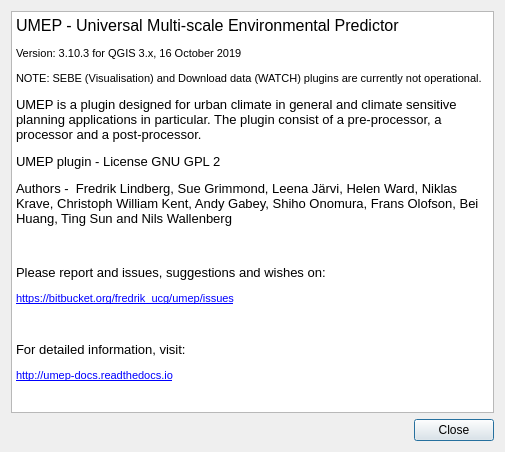
Before: the Qt Designer form UMEP_about.ui in UMEP-dev/UMEP, drawn with Qt 5.
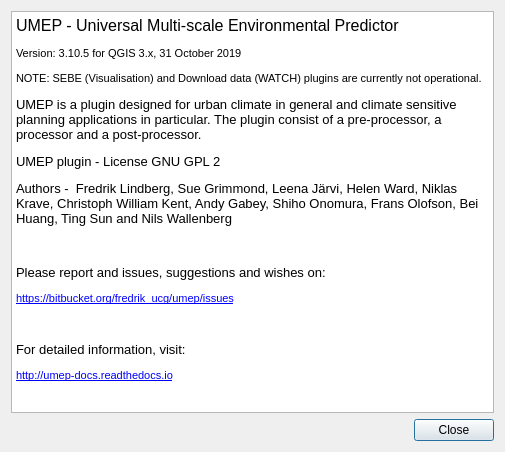
After: the same form once the commit is applied.

Diff of the .ui file:
```diff
--- a/UMEP_about.ui
+++ b/UMEP_about.ui
@@ -31,7 +31,7 @@
 p, li { white-space: pre-wrap; }
 &lt;/style&gt;&lt;/head&gt;&lt;body style=&quot; font-family:'MS Shell Dlg 2'; font-size:8.25pt; font-weight:400; font-style:normal;&quot;&gt;
 &lt;p style=&quot; margin-top:0px; margin-bottom:0px; margin-left:0px; margin-right:0px; -qt-block-indent:0; text-indent:0px;&quot;&gt;&lt;span style=&quot; font-size:12pt;&quot;&gt;UMEP - Universal Multi-scale Environmental Predictor &lt;/span&gt;&lt;/p&gt;
-&lt;p style=&quot; margin-top:12px; margin-bottom:12px; margin-left:0px; margin-right:0px; -qt-block-indent:0; text-indent:0px;&quot;&gt;&lt;span style=&quot; font-size:8pt;&quot;&gt;Version: 3.10.3 for QGIS 3.x, 16 October 2019&lt;/span&gt;&lt;/p&gt;
+&lt;p style=&quot; margin-top:12px; margin-bottom:12px; margin-left:0px; margin-right:0px; -qt-block-indent:0; text-indent:0px;&quot;&gt;&lt;span style=&quot; font-size:8pt;&quot;&gt;Version: 3.10.5 for QGIS 3.x, 31 October 2019&lt;/span&gt;&lt;/p&gt;
 &lt;p style=&quot; margin-top:12px; margin-bottom:12px; margin-left:0px; margin-right:0px; -qt-block-indent:0; text-indent:0px;&quot;&gt;&lt;span style=&quot; font-size:8pt;&quot;&gt;NOTE: SEBE (Visualisation) and Download data (WATCH) plugins are currently not operational.&lt;/span&gt;&lt;/p&gt;
 &lt;p style=&quot; margin-top:12px; margin-bottom:12px; margin-left:0px; margin-right:0px; -qt-block-indent:0; text-indent:0px;&quot;&gt;&lt;span style=&quot; font-size:10pt;&quot;&gt;UMEP is a plugin designed for urban climate in general and climate sensitive planning applications in particular. The plugin consist of a pre-processor, a processor and a post-processor.&lt;/span&gt;&lt;/p&gt;
 &lt;p style=&quot; margin-top:12px; margin-bottom:12px; margin-left:0px; margin-right:0px; -qt-block-indent:0; text-indent:0px;&quot;&gt;&lt;span style=&quot; font-size:10pt;&quot;&gt;UMEP plugin - License GNU GPL 2&lt;/span&gt;&lt;/p&gt;
```
